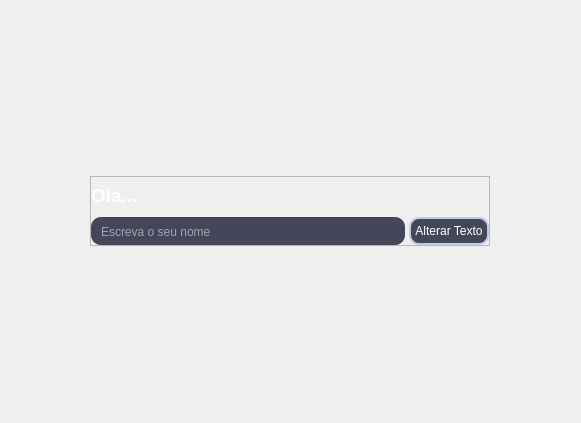
Old version of the form gui/pages/pages.ui in the repository j-victor-silva/projeto_pyside6.
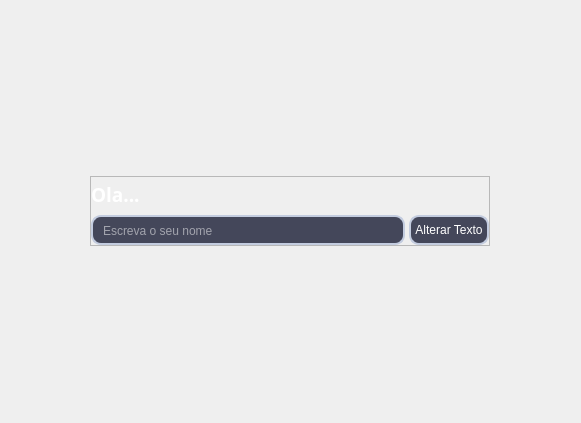
New version of the form.

Commit message: Atualização

The edit to the form file:
```diff
--- a/gui/pages/pages.ui
+++ b/gui/pages/pages.ui
@@ -55,7 +55,7 @@
         <widget class="QLabel" name="label_3">
          <property name="font">
           <font>
-           <family>Segoe UI</family>
+           <family>jetbrains mono</family>
            <pointsize>14</pointsize>
            <italic>false</italic>
            <bold>true</bold>
@@ -77,13 +77,13 @@
            <property name="minimumSize">
             <size>
              <width>0</width>
-             <height>28</height>
+             <height>30</height>
             </size>
            </property>
            <property name="maximumSize">
             <size>
              <width>16777215</width>
-             <height>28</height>
+             <height>30</height>
             </size>
            </property>
            <property name="styleSheet">
@@ -91,7 +91,7 @@
 	font: 8pt &quot;Segoe UI&quot;;
 	background-color: rgb(68, 71, 90);
 	padding: 8px;
-	border: 2px solid #c3ccd;
+	border: 2px solid #c3ccdf;
 	color: rgb(255, 255, 255);
 	border-radius: 10px;
 }</string>
@@ -106,13 +106,13 @@
            <property name="minimumSize">
             <size>
              <width>80</width>
-             <height>28</height>
+             <height>30</height>
             </size>
            </property>
            <property name="maximumSize">
             <size>
              <width>16777215</width>
-             <height>28</height>
+             <height>30</height>
             </size>
            </property>
            <property name="styleSheet">
```
Left out of the diff: 2 changed lines with no effect on the pictures.
